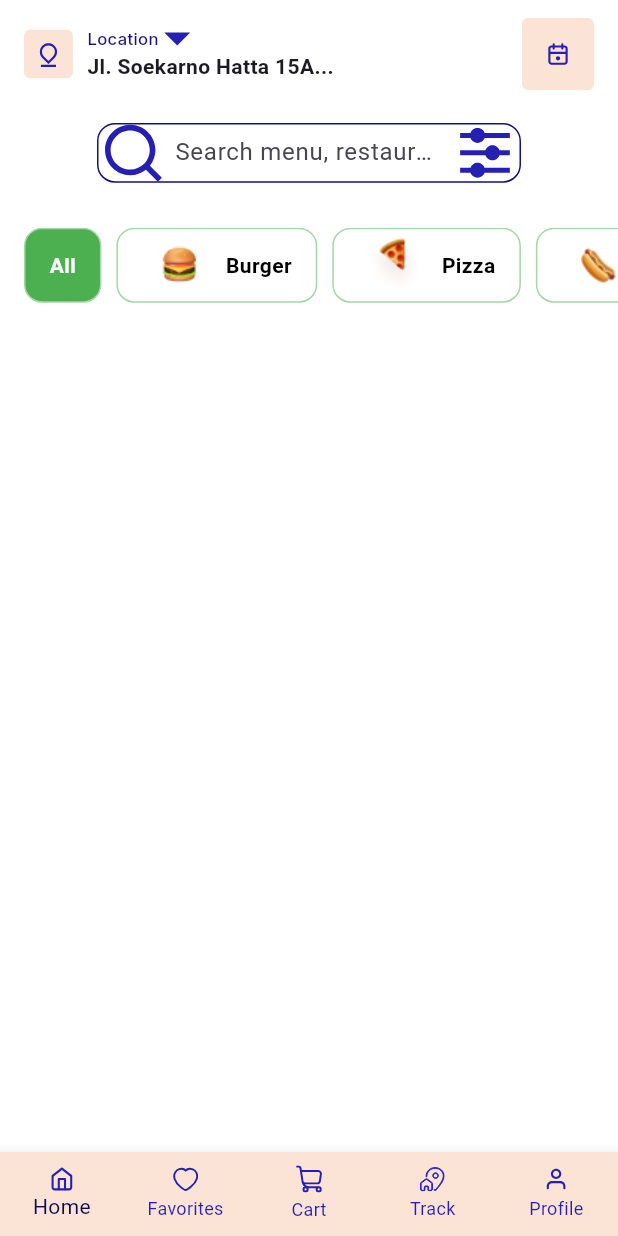
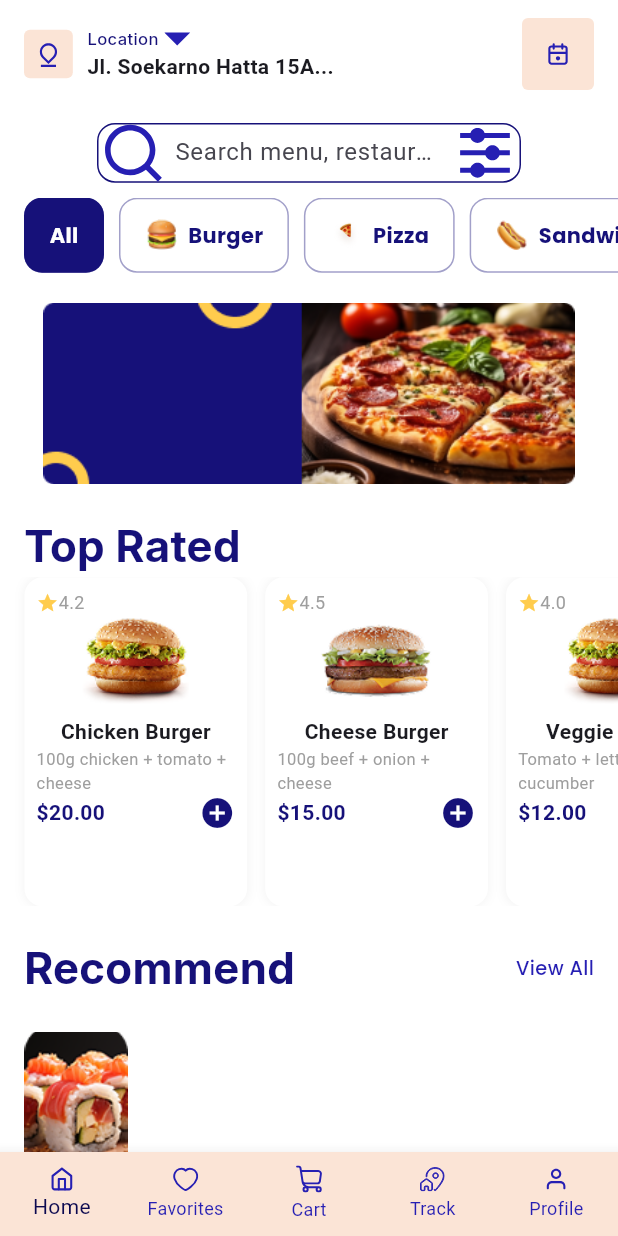
Before and after one commit to Mo3taz410/foodtek, a Flutter app: the screen it shows after launch, on a phone screen of 412 x 824 dp. Run offline on Flutter 3.47's test engine with Material 3 defaults, Android fonts, the phone set to English and light mode, and no system bars; our stand-ins replace flutter_bloc, flutter_secure_storage, flutter_svg, lottie, shared_preferences, smooth_page_indicator and 1 more.

Commit message:
last update 2 april with top rated food list done

```diff
--- a/lib/core/utils/app_colors.dart
+++ b/lib/core/utils/app_colors.dart
@@ -7,4 +7,5 @@ class AppColors {
   static const Color quaternary = Color(0xFFF38039); // 'bright orange'
   static const Color quinary = Color(0xFFFBE4D6); // 'beige'
   static const Color senary = Color(0xFF878787);
+  static const Color septenary = Color(0xFFFFCC4D);
 }
--- a/lib/features/app/views/screens/home_screen.dart
+++ b/lib/features/app/views/screens/home_screen.dart
@@ -1,6 +1,11 @@
 import 'package:flutter/material.dart';
+import 'package:foodtek/core/utils/app_colors.dart';
+import 'package:foodtek/core/utils/responsive.dart';
 import 'package:foodtek/core/widgets/app_custom_header.dart';
 import 'package:foodtek/core/widgets/app_search_bar.dart';
+import 'package:foodtek/core/utils/app_text_styles.dart';
+
+import '../../../../top_rated_food_list.dart';
 
 final List<Map<String, String>> categories = [
   {'image': '', 'label': 'All'},
@@ -8,7 +13,6 @@ final List<Map<String, String>> categories = [
   {'image': 'assets/icons/food/pizza.png', 'label': 'Pizza'},
   {'image': 'assets/icons/food/sandwich.png', 'label': 'Sandwich'},
 ];
-TextEditingController searchController = TextEditingController();
 
 class HomeScreen extends StatefulWidget {
   const HomeScreen({super.key});
@@ -18,27 +22,41 @@ class HomeScreen extends StatefulWidget {
 }
 
 class _HomeScreenState extends State<HomeScreen> {
+  final TextEditingController searchController = TextEditingController();
   int selectedIndex = 0;
+
   @override
   Widget build(BuildContext context) {
     return Scaffold(
       backgroundColor: Colors.white,
       body: SafeArea(
+        child: SingleChildScrollView(
           child: Column(
+            mainAxisAlignment: MainAxisAlignment.center,
             children: [
-            AppCustomHeader(),
-            SizedBox(
-              height: 10,
+              const AppCustomHeader(),
+              const SizedBox(height: 10),
+              AppSearchBar(controller: searchController),
+              const SizedBox(height: 10),
+              _buildCategoryList(context),
+              const SizedBox(height: 20),
+              _buildPromoBanner(context),
+              const SizedBox(height: 20),
+              _buildSectionTitle(context, 'Top Rated'),
+              _buildTopRatedList(context),
+              const SizedBox(height: 20),
+              _buildSectionTitle(context, 'Recommend', showViewAll: true),
+              _buildRecommendList(context),
+              const SizedBox(height: 20),
+            ],
           ),
-            AppSearchBar(
-              controller: searchController,
         ),
-            SizedBox(
-              height: 10,
       ),
-            Padding(
-              padding: const EdgeInsets.only(top: 20),
-              child: SizedBox(
+    );
+  }
+
+  Widget _buildCategoryList(BuildContext context) {
+    return SizedBox(
       height: 50,
       child: ListView.separated(
         scrollDirection: Axis.horizontal,
@@ -49,32 +67,31 @@ class _HomeScreenState extends State<HomeScreen> {
           final isSelected = selectedIndex == index;
           return GestureDetector(
             onTap: () {
-                        setState(() {
-                          selectedIndex = index;
-                        });
+              setState(() => selectedIndex = index);
             },
             child: Container(
               padding: const EdgeInsets.symmetric(horizontal: 16),
               decoration: BoxDecoration(
-                          color: isSelected ? Colors.green : Colors.white,
+                color: isSelected ? AppColors.secondary : Colors.white,
                 borderRadius: BorderRadius.circular(12),
-                          border: Border.all(color: Colors.green.shade200),
+                border: Border.all(color: AppColors.secondary.withOpacity(0.4)),
               ),
               child: Row(
                 children: [
                   if (categories[index]['image']!.isNotEmpty)
                     Image.asset(
                       categories[index]['image']!,
-                                width: 50,
-                                height: 50,
+                      width: responsiveWidth(context, 24),
+                      height: responsiveHeight(context, 24),
                     ),
                   if (categories[index]['image']!.isNotEmpty)
                     const SizedBox(width: 6),
                   Text(
                     categories[index]['label']!,
                     style: TextStyle(
-                                color: isSelected ? Colors.white : Colors.black,
+                      color: isSelected ? Colors.white : AppColors.secondary,
                       fontWeight: FontWeight.w600,
+                      fontFamily: 'Poppins',
                     ),
                   ),
                 ],
@@ -83,11 +100,142 @@ class _HomeScreenState extends State<HomeScreen> {
           );
         },
       ),
+    );
+  }
+
+  Widget _buildPromoBanner(BuildContext context) {
+    return Padding(
+      padding: const EdgeInsets.symmetric(horizontal: 16),
+      child: Image.asset(
+        'assets/images/Frame.png',
+        width: responsiveWidth(context, 370),
+        height: responsiveHeight(context, 137),
+        fit: BoxFit.fill,
+      ),
+    );
+  }
+
+  Widget _buildSectionTitle(BuildContext context, String title,
+      {bool showViewAll = false}) {
+    return Padding(
+      padding: const EdgeInsets.symmetric(horizontal: 16),
+      child: Row(
+        mainAxisAlignment: showViewAll
+            ? MainAxisAlignment.spaceBetween
+            : MainAxisAlignment.start,
+        children: [
+          Text(
+            title,
+            style: AppTextStyles.authTitle(context),
+          ),
+          if (showViewAll)
+            Text(
+              'View All',
+              style: TextStyle(
+                fontFamily: 'Poppins',
+                fontSize: responsiveTextSize(context, 14),
+                color: AppColors.tertiary,
+                fontWeight: FontWeight.w500,
               ),
             ),
         ],
       ),
+    );
+  }
+
+  Widget _buildTopRatedList(BuildContext context) {
+    final topRatedList = TopRatedFoodList();
+
+    return SizedBox(
+      height: responsiveHeight(context, 248),
+      child: ListView.builder(
+        scrollDirection: Axis.horizontal,
+        itemCount: topRatedList.topRatedFoodL.length,
+        padding: EdgeInsets.symmetric(horizontal: responsiveWidth(context, 17)),
+        itemBuilder: (context, index) {
+          final food = topRatedList.topRatedFoodL[index];
+          return Container(
+            width: responsiveWidth(context, 155),
+            height: responsiveHeight(context, 209),
+            margin: const EdgeInsets.only(right: 12),
+            padding: const EdgeInsets.all(8),
+            decoration: BoxDecoration(
+              color: Colors.white,
+              borderRadius: BorderRadius.circular(12),
+              boxShadow: [
+                BoxShadow(
+                  color: Colors.black.withOpacity(0.05),
+                  blurRadius: 5,
+                ),
+              ],
+            ),
+            child: Column(
+              crossAxisAlignment: CrossAxisAlignment.start,
+              children: [
+                Row(
+                  children: [
+                    Icon(
+                      Icons.star,
+                      color: AppColors.septenary,
+                      size: responsiveTextSize(context, 16),
+                    ),
+                    Text(
+                      food.rating.toString(),
+                      style: const TextStyle(fontSize: 12, color: Colors.grey),
+                    ),
+                  ],
+                ),
+                Column(
+                  mainAxisAlignment: MainAxisAlignment.center,
+                  children: [
+                    Image.asset(food.imagePath,
+                        height: responsiveHeight(context, 70),
+                        width: responsiveWidth(context, 87),
+                        fit: BoxFit.cover),
+                    const SizedBox(height: 6),
+                    Text(food.name,
+                        style: const TextStyle(fontWeight: FontWeight.w600)),
+                    Text(
+                      food.description,
+                      style: const TextStyle(fontSize: 11, color: Colors.grey),
+                    ),
+                    Row(
+                      mainAxisAlignment: MainAxisAlignment.spaceBetween,
+                      children: [
+                        Text('\$${food.price.toStringAsFixed(2)}',
+                            style: TextStyle(
+                                fontWeight: FontWeight.bold,
+                                color: AppColors.secondary)),
+                        Icon(Icons.add_circle, color: AppColors.secondary),
+                      ],
+                    ),
+                  ],
+                ),
+              ],
+            ),
+          );
+        },
       ),
     );
   }
+
+  Widget _buildRecommendList(BuildContext context) {
+    return Padding(
+      padding: EdgeInsets.symmetric(horizontal: responsiveWidth(context, 17)),
+      child: SizedBox(
+          height: responsiveHeight(context, 157),
+          child: Row(
+            children: [
+              SizedBox(
+                width: responsiveWidth(context, 72),
+                height: responsiveHeight(context, 108),
+                child: Image.asset(
+                  'assets/images/shusi.png',
+                  fit: BoxFit.cover,
+                ),
+              ),
+            ],
+          )),
+    );
   }
+}
--- a/lib/l10n/app_localizations_ar.dart
+++ b/lib/l10n/app_localizations_ar.dart
@@ -1,5 +1,3 @@
-// ignore: unused_import
-import 'package:intl/intl.dart' as intl;
 import 'app_localizations.dart';
 
 // ignore_for_file: type=lint
--- a/lib/l10n/app_localizations_en.dart
+++ b/lib/l10n/app_localizations_en.dart
@@ -1,5 +1,3 @@
-// ignore: unused_import
-import 'package:intl/intl.dart' as intl;
 import 'app_localizations.dart';
 
 // ignore_for_file: type=lint
--- /dev/null
+++ b/lib/top_rated_food.dart
@@ -0,0 +1,15 @@
+class TopRatedFood {
+  final String name;
+  final String imagePath;
+  final String description;
+  final double price;
+  final double rating;
+
+  TopRatedFood({
+    required this.name,
+    required this.imagePath,
+    required this.description,
+    required this.price,
+    required this.rating,
+  });
+}
--- /dev/null
+++ b/lib/top_rated_food_list.dart
@@ -0,0 +1,27 @@
+import "package:foodtek/top_rated_food.dart";
+
+class TopRatedFoodList {
+  List<TopRatedFood> topRatedFoodL = [
+    TopRatedFood(
+      name: 'Chicken Burger',
+      imagePath: 'assets/images/burger2.png',
+      description: '100g chicken + tomato + cheese',
+      price: 20.00,
+      rating: 4.2,
+    ),
+    TopRatedFood(
+      name: 'Cheese Burger',
+      imagePath: 'assets/images/burger1.png',
+      description: '100g beef + onion + cheese',
+      price: 15.00,
+      rating: 4.5,
+    ),
+    TopRatedFood(
+      name: 'Veggie Delight',
+      imagePath: 'assets/images/burger2.png',
+      description: 'Tomato + lettuce + cucumber',
+      price: 12.00,
+      rating: 4.0,
+    ),
+  ];
+}
```
Also changed, not shown: assets/images/Frame.png (added), assets/images/burger1.png (added), assets/images/burger2.png (added), assets/images/chikenAndRice.png (added), assets/images/cupcake.png (added), assets/images/lazania.png (added), assets/images/shusi.png (added), pubspec.lock. Lines whose indentation alone changed are shown as unchanged.
